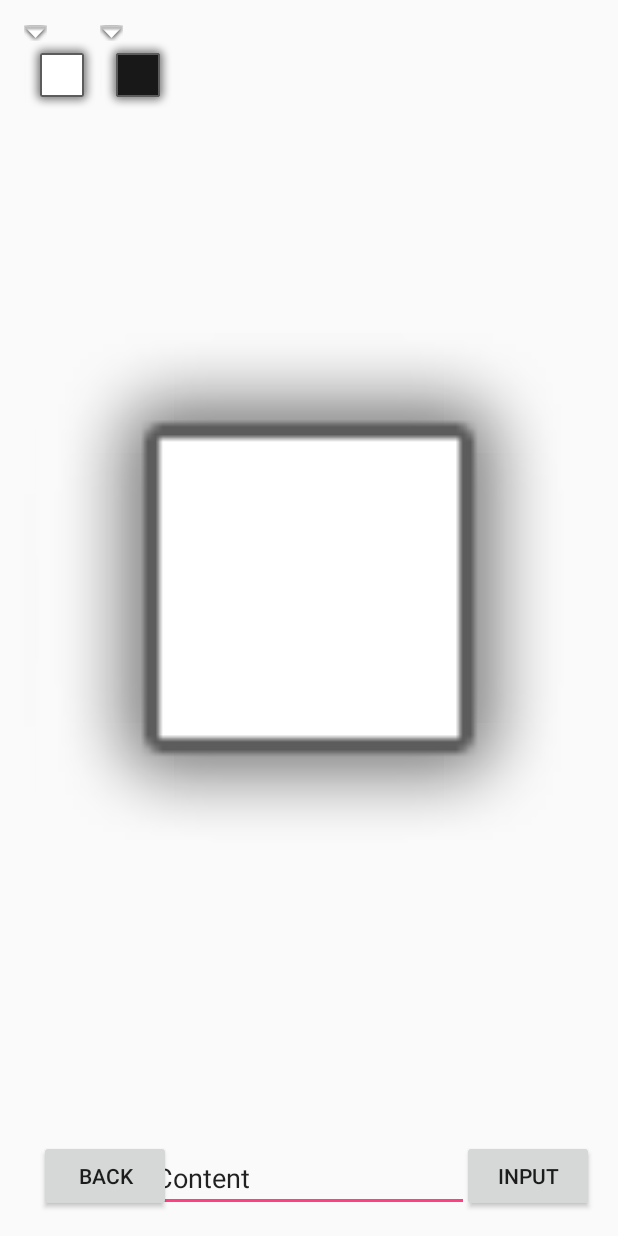
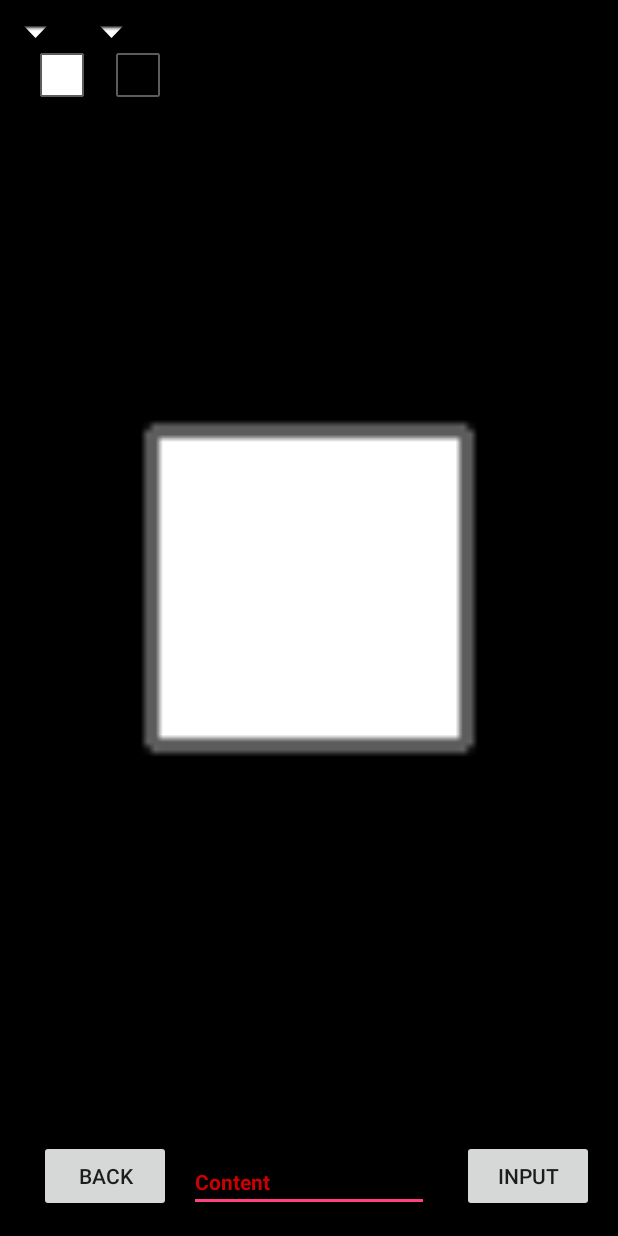
Before and after one commit to ever1asting/EscapeProject, an Android app: the layout activity_main.xml on its own in the app's theme, with its tools: preview values and no code run, on a phone screen of 412 x 824 dp. Run offline under Robolectric (Android 15) with nearby library versions, the phone set to English and light mode, and no system bars.

Commit message:
change backgroud to black and set edittext as multiline mode

```diff
--- a/app/src/main/res/layout/activity_main.xml
+++ b/app/src/main/res/layout/activity_main.xml
@@ -5,11 +5,13 @@
     android:id="@+id/activity_main"
     android:layout_width="match_parent"
     android:layout_height="match_parent"
+    android:background="@drawable/black"
     android:paddingBottom="@dimen/activity_vertical_margin"
     android:paddingLeft="@dimen/activity_horizontal_margin"
     android:paddingRight="@dimen/activity_horizontal_margin"
     android:paddingTop="@dimen/activity_vertical_margin"
     tools:context="com.example.ywn.escapeproject.MainActivity">
+
 
     <GridLayout
         android:layout_width="match_parent"
@@ -92,13 +94,17 @@
         android:id="@+id/backBtn" />
 
     <EditText
-        android:layout_width="wrap_content"
         android:layout_height="wrap_content"
-        android:inputType="textPersonName"
+        android:inputType="textMultiLine"
         android:text="Content"
         android:ems="10"
         android:id="@+id/contentText"
         android:layout_alignParentBottom="true"
-        android:layout_centerHorizontal="true" />
+        android:layout_centerHorizontal="true"
+        android:textColor="@android:color/holo_red_dark"
+        android:textStyle="normal|bold"
+        android:textSize="14sp"
+        android:layout_width="wrap_content"
+        android:textAlignment="viewStart" />
 
 </RelativeLayout>
```
Also changed, not shown: app/src/main/java/com/example/ywn/escapeproject/MainActivity.java (+8 -1 lines), app/src/main/res/values/strings.xml (+13 -0 lines).
